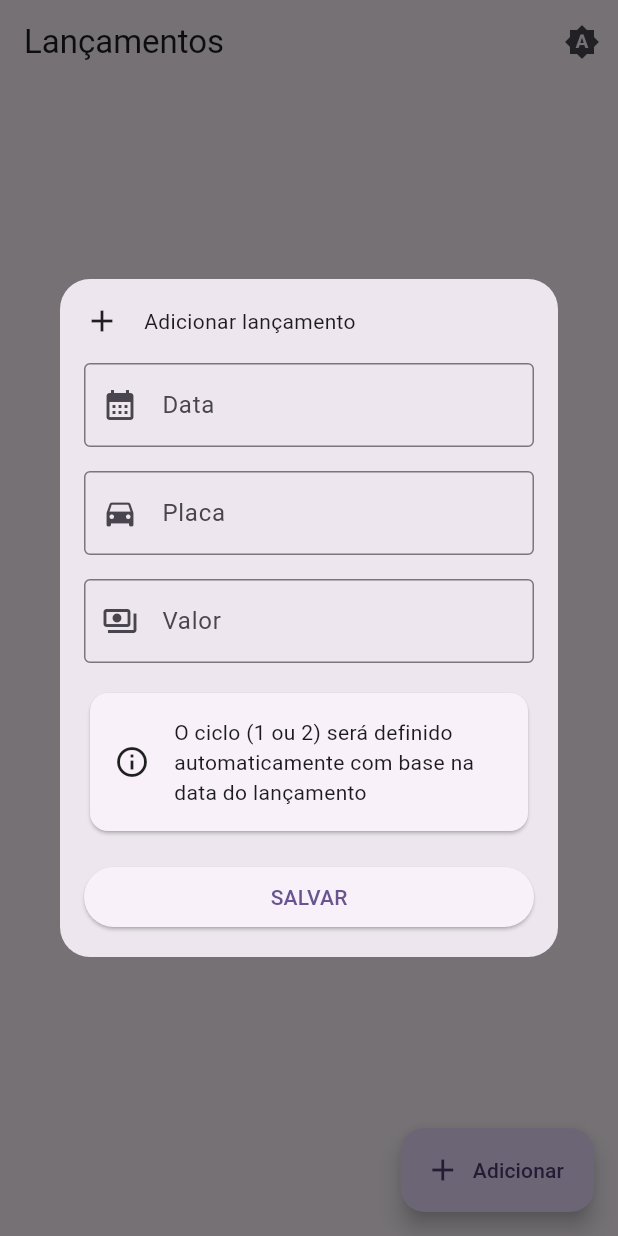
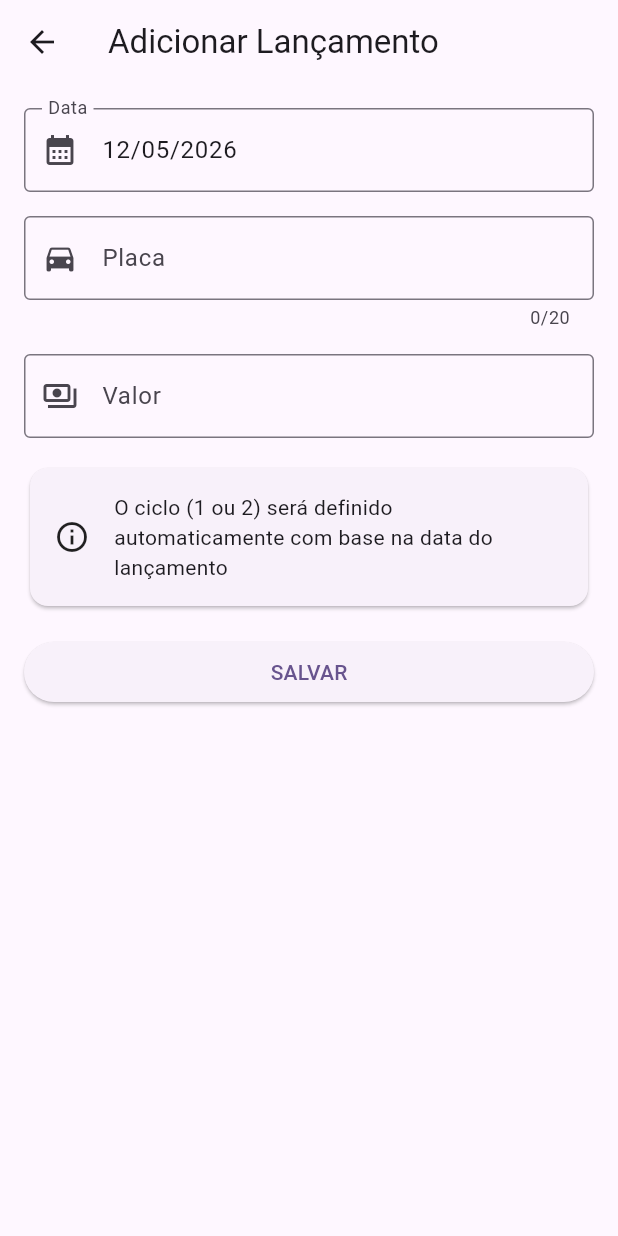
Before and after one commit to williamsaborido/julio_app, a Flutter app: the screen it shows after launch, after a tap on "Adicionar", on a phone screen of 412 x 824 dp. Run offline on Flutter 3.47's test engine with Material 3 defaults, Android fonts, the phone set to English and light mode, and no system bars; our stand-ins replace sqflite; accounts and stored records are empty.

Commit message:
feat: Início implementação de registro de horas extras

```diff
--- a/3.41.7/lib/components/app_input/app_input.dart
+++ b/3.41.7/lib/components/app_input/app_input.dart
@@ -10,6 +10,7 @@ class AppInput extends StatefulWidget {
   final AppInputType type;
   final int? maxLength;
   final AppInputCasing? casing;
+  final String? initialValue;
   final String? Function(String?)? validator;
   final Function(String)? onChanged;
   const AppInput({
@@ -19,6 +20,7 @@ class AppInput extends StatefulWidget {
     required this.type,
     this.maxLength,
     this.casing = AppInputCasing.none,
+    this.initialValue,
     this.validator,
     this.onChanged,
   });
@@ -38,7 +40,12 @@ class _AppInputState extends State<AppInput> {
   @override
   void initState() {
     super.initState();
+
     _controller.addListener(_onChangedHandler);
+
+    if (widget.initialValue != null) {
+      _controller.text = widget.initialValue!;
+    }
   }
 
   @override
--- a/3.41.7/lib/core/base_state.dart
+++ b/3.41.7/lib/core/base_state.dart
@@ -29,12 +29,12 @@ abstract class BaseState<T extends StatefulWidget> extends State<T> {
   }
 
   /// Navega para uma nova tela (adiciona widget da rota no topo da pilha de navegação) e retorna um objeto result
-  Future<Object?> navigateToAndReturn(String route, {Object? args}) {
+  Future<V?> navigateToAndReturn<V>(String route, {Object? args}) {
     if (mounted) {
-      return Navigator.of(context).pushNamed(route, arguments: args);
+      return Navigator.of(context).pushNamed<V>(route, arguments: args);
     }
 
-    return Future.value();
+    return Future.value(null);
   }
 
   /// "Navega de volta", removendo a rota, ou widget atual, da pilha de navegação,
--- a/3.41.7/lib/main.dart
+++ b/3.41.7/lib/main.dart
@@ -1,6 +1,8 @@
 import 'package:flutter/material.dart';
 import 'package:julio_app/core/system_theme.dart';
+import 'package:julio_app/models/lancamento.dart';
 import 'package:julio_app/services/database.dart';
+import 'package:julio_app/view/crud/lancamento_crud.dart';
 import 'package:julio_app/view/home/home_view.dart';
 import 'package:provider/provider.dart';
 
@@ -28,8 +30,12 @@ class MyApp extends StatelessWidget {
               colorScheme: ColorScheme.fromSeed(seedColor: Colors.deepPurple, brightness: Brightness.dark),
             ),
             initialRoute: '/home',
-            routes: {
-              '/home': (context) => const HomeView(),
+            onGenerateInitialRoutes: (initialRoute) => [
+              MaterialPageRoute(builder: (context) => const HomeView()),
+            ],
+            onGenerateRoute: (settings) => switch (settings.name) {
+              '/lancamento/crud' => MaterialPageRoute<Lancamento?>(builder: (context) => const LancamentoCrud(), settings: settings),
+              _ => null,
             },
           );
         }
--- a/3.41.7/lib/models/lancamento.dart
+++ b/3.41.7/lib/models/lancamento.dart
@@ -1,6 +1,7 @@
 // ignore_for_file: public_member_api_docs, sort_constructors_first
 import 'dart:convert';
 
+import 'package:flutter/material.dart' hide Table;
 import 'package:julio_app/enums/lancamento_ciclo.dart';
 import 'package:julio_app/models/table.dart';
 
@@ -9,6 +10,9 @@ final class Lancamento extends Table {
   final LancamentoCiclo ciclo;
   final double valor;
   final String? placa;
+  final double? valorHoraExtra;
+  final TimeOfDay? horaInicial;
+  final TimeOfDay? horaFinal;
 
   Lancamento({
     required super.id,
@@ -16,6 +20,9 @@ final class Lancamento extends Table {
     required this.ciclo,
     required this.valor,
     this.placa,
+    this.valorHoraExtra,
+    this.horaInicial,
+    this.horaFinal,
   });
 
   @override
@@ -26,6 +33,12 @@ final class Lancamento extends Table {
       'ciclo': ciclo.value,
       'valor': (valor * 100).round(), // Armazena em centavos (int)
       'placa': placa,
+      'valorHoraExtra':
+          valorHoraExtra != null ? (valorHoraExtra! * 100).round() : null,
+      'horaInicial':
+          horaInicial != null ? (horaInicial!.hour * 60 + horaInicial!.minute) : null,
+      'horaFinal':
+          horaFinal != null ? (horaFinal!.hour * 60 + horaFinal!.minute) : null,
     };
   }
 
@@ -36,6 +49,21 @@ final class Lancamento extends Table {
       ciclo: LancamentoCiclo.fromValue(map['ciclo'] as int),
       valor: (map['valor'] as int) / 100.0, // Converte de centavos para double
       placa: map['placa'] != null ? map['placa'] as String : null,
+      valorHoraExtra: map['valorHoraExtra'] != null
+          ? (map['valorHoraExtra'] as int) / 100.0
+          : null,
+      horaInicial: map['horaInicial'] != null
+          ? TimeOfDay(
+              hour: (map['horaInicial'] as int) ~/ 60,
+              minute: (map['horaInicial'] as int) % 60,
+            )
+          : null,
+      horaFinal: map['horaFinal'] != null
+          ? TimeOfDay(
+              hour: (map['horaFinal'] as int) ~/ 60,
+              minute: (map['horaFinal'] as int) % 60,
+            )
+          : null,
     );
   }
 
@@ -50,6 +78,9 @@ final class Lancamento extends Table {
     LancamentoCiclo? ciclo,
     double? valor,
     String? placa,
+    double? valorHoraExtra,
+    TimeOfDay? horaInicial,
+    TimeOfDay? horaFinal,
   }) {
     return Lancamento(
       id: id ?? this.id,
@@ -57,6 +88,17 @@ final class Lancamento extends Table {
       ciclo: ciclo ?? this.ciclo,
       valor: valor ?? this.valor,
       placa: placa ?? this.placa,
+      valorHoraExtra: valorHoraExtra ?? this.valorHoraExtra,
+      horaInicial: horaInicial ?? this.horaInicial,
+      horaFinal: horaFinal ?? this.horaFinal,
     );
   }
+
+  /// Calcula a diferença em minutos entre hora inicial e final (mesmo dia).
+  int get minutosExtra {
+    if (horaInicial == null || horaFinal == null) return 0;
+    final inicio = horaInicial!.hour * 60 + horaInicial!.minute;
+    final fim = horaFinal!.hour * 60 + horaFinal!.minute;
+    return (fim > inicio) ? fim - inicio : 0;
+  }
 }
--- a/3.41.7/lib/services/database.dart
+++ b/3.41.7/lib/services/database.dart
@@ -21,7 +21,7 @@ class Database {
 
     return await sqflite.openDatabase(
       path,
-      version: 1, // Increment this when changing the schema
+      version: 2, // Increment this when changing the schema
       onCreate: _onCreate,
       onUpgrade: _onUpgrade,
     );
@@ -29,14 +29,17 @@ class Database {
 
   /// Initial database creation
   Future<void> _onCreate(sqflite.Database db, int version) async {
-    // Version 1 Schema
+    // Version 2 Schema (Includes fields from version 1)
     await db.execute('''
       CREATE TABLE lancamento (
         id INTEGER PRIMARY KEY AUTOINCREMENT,
         data INTEGER NOT NULL,
         ciclo INTEGER NOT NULL,
         valor INTEGER NOT NULL,
-        placa TEXT CHECK(length(placa) <= 20)
+        placa TEXT CHECK(length(placa) <= 20),
+        valorHoraExtra INTEGER,
+        horaInicial INTEGER,
+        horaFinal INTEGER
       )
     ''');
   }
@@ -51,10 +54,11 @@ class Database {
   /// Run specific migration logic for a given version
   Future<void> _runMigration(sqflite.Database db, int version) async {
     switch (version) {
-      // Example migration for version 2:
-      // case 2:
-      //   await db.execute('ALTER TABLE lancamento ADD COLUMN observacao TEXT');
-      //   break;
+      case 2:
+        await db.execute('ALTER TABLE lancamento ADD COLUMN valorHoraExtra INTEGER');
+        await db.execute('ALTER TABLE lancamento ADD COLUMN horaInicial INTEGER');
+        await db.execute('ALTER TABLE lancamento ADD COLUMN horaFinal INTEGER');
+        break;
     }
   }
 
--- /dev/null
+++ b/3.41.7/lib/view/crud/lancamento_crud.dart
@@ -0,0 +1,164 @@
+import 'package:flutter/material.dart';
+import 'package:julio_app/components/app_input/app_input.dart';
+import 'package:julio_app/core/base_state.dart';
+import 'package:julio_app/core/extensions.dart';
+import 'package:julio_app/enums/app_input_casing.dart';
+import 'package:julio_app/enums/app_input_type.dart';
+import 'package:julio_app/enums/lancamento_ciclo.dart';
+import 'package:julio_app/models/lancamento.dart';
+import 'package:julio_app/services/lancamento_repository.dart';
+import 'package:provider/provider.dart';
+
+class LancamentoCrud extends StatefulWidget {
+  const LancamentoCrud({super.key});
+
+  @override
+  State<LancamentoCrud> createState() => _LancamentoCrudState();
+}
+
+class _LancamentoCrudState extends BaseState<LancamentoCrud> {
+  final formKey = GlobalKey<FormState>();
+  late final LancamentoRepository repository;
+
+  DateTime selectedDate = DateTime.now();
+  String placa = '';
+  double valor = 0.0;
+  int ciclo = 1;
+  int id = 0;
+
+  @override
+  void initState() {
+    repository = LancamentoRepository(context.read());
+    super.initState();
+  }
+
+  @override
+  void onInit() {
+    if (ModalRoute.of(context)?.settings.arguments != null) {
+      final Lancamento data =
+          ModalRoute.of(context)!.settings.arguments as Lancamento;
+
+      setState(() {
+        selectedDate = data.data;
+        placa = data.placa ?? '';
+        valor = data.valor;
+        ciclo = data.ciclo.value;
+        id = data.id;
+      });
+    }
+  }
+
+  @override
+  Widget build(BuildContext context) {
+    return Scaffold(
+      appBar: AppBar(
+        title: Text(id == 0 ? 'Adicionar Lançamento' : 'Editar Lançamento'),
+      ),
+      body: Padding(
+        padding: const EdgeInsets.all(16.0),
+        child: Form(
+          key: formKey,
+          child: SingleChildScrollView(
+            child: Column(
+              crossAxisAlignment: CrossAxisAlignment.start,
+              mainAxisSize: MainAxisSize.min,
+              spacing: 16.0,
+              children: [
+                AppInput(
+                  label: 'Data',
+                  icon: Icons.calendar_month,
+                  type: AppInputType.date,
+                  initialValue: selectedDate.toBrString(),
+                  onChanged: (value) {
+                    selectedDate = value.toDate() ?? DateTime.now();
+                  },
+                  validator: (value) {
+                    if (value == null || !value.isDate()) {
+                      return 'Data inválida';
+                    }
+                    return null;
+                  },
+                ),
+                AppInput(
+                  label: 'Placa',
+                  icon: Icons.directions_car,
+                  maxLength: 20,
+                  type: AppInputType.text,
+                  initialValue: placa,
+                  casing: AppInputCasing.uppercase,
+                  onChanged: (value) {
+                    placa = value;
+                  },
+                  validator: (value) {
+                    if (value == null || value.trim().isEmpty) {
+                      return 'Placa é obrigatória';
+                    }
+                    return null;
+                  },
+                ),
+                AppInput(
+                  label: 'Valor',
+                  icon: Icons.payments_outlined,
+                  type: AppInputType.currency,
+                  initialValue: valor != 0.0 ? valor.toBrCurrency() : null,
+                  onChanged: (value) {
+                    valor = value.toCurrency() ?? 0.0;
+                  },
+                  validator: (value) {
+                    if (value == null ||
+                        value.toCurrency() == null ||
+                        value.toCurrency() == 0.0) {
+                      return 'Valor inválido';
+                    }
+                    return null;
+                  },
+                ),
+                Card(
+                  child: Padding(
+                    padding: const EdgeInsets.all(16.0),
+                    child: Row(
+                      spacing: 16.0,
+                      children: [
+                        Icon(Icons.info_outline),
+                        Expanded(
+                          child: Text(
+                            'O ciclo (1 ou 2) será definido automaticamente com base na data do lançamento',
+                          ),
+                        ),
+                      ],
+                    ),
+                  ),
+                ),
+                Row(
+                  children: [
+                    Expanded(
+                      child: ElevatedButton(
+                        onPressed: () async {
+                          if (formKey.currentState?.validate() ?? false) {
+                            if (context.mounted) {
+                              Navigator.pop(
+                                context,
+                                Lancamento(
+                                  id: id,
+                                  data: selectedDate,
+                                  placa: placa,
+                                  valor: valor,
+                                  ciclo: LancamentoCiclo.fromDate(selectedDate),
+                                ),
+                              );
+                            }
+                          }
+                        },
+                        child: Text('SALVAR'),
+                      ),
+                    ),
+                  ],
+                ),
+              ],
+            ),
+          ),
+        ),
+      ),
+    );
+  }
+}
--- a/3.41.7/lib/view/dialog/lancamento_crud.dart
+++ /dev/null
@@ -1,141 +0,0 @@
-import 'package:flutter/material.dart';
-import 'package:julio_app/components/app_input/app_input.dart';
-import 'package:julio_app/core/extensions.dart';
-import 'package:julio_app/enums/app_input_casing.dart';
-import 'package:julio_app/enums/app_input_type.dart';
-import 'package:julio_app/enums/lancamento_ciclo.dart';
-import 'package:julio_app/models/lancamento.dart';
-
-class LancamentoCrud extends StatefulWidget {
-  const LancamentoCrud({super.key});
-
-  @override
-  State<LancamentoCrud> createState() => _LancamentoCrudState();
-}
-
-class _LancamentoCrudState extends State<LancamentoCrud> {
-  final formKey = GlobalKey<FormState>();
-
-  DateTime selectedDate = DateTime.now();
-  String placa = '';
-  double valor = 0.0;
-  int ciclo = 1;
-
-  @override
-  void initState() {
-    super.initState();
-  }
-
-  @override
-  void dispose() {
-    formKey.currentState?.dispose();
-    super.dispose();
-  }
-
-  @override
-  Widget build(BuildContext context) {
-    return Padding(
-      padding: const EdgeInsets.all(16.0),
-      child: Form(
-        key: formKey,
-        child: SingleChildScrollView(
-          child: Column(
-            crossAxisAlignment: CrossAxisAlignment.start,
-            mainAxisSize: MainAxisSize.min,
-            spacing: 16.0,
-            children: [
-              Row(
-                mainAxisAlignment: MainAxisAlignment.start,
-                spacing: 16.0,
-                children: [Icon(Icons.add), Text('Adicionar lançamento')],
-              ),
-              AppInput(
-                label: 'Data',
-                icon: Icons.calendar_month,
-                type: AppInputType.date,
-                onChanged: (value) {
-                  selectedDate = value.toDate() ?? DateTime.now();
-                },
-                validator: (value){
-                  if (value == null || !value.isDate()){
-                    return 'Data inválida';
-                  }
-                  return null;
-                },
-              ),
-              AppInput(
-                label: 'Placa',
-                icon: Icons.directions_car,
-                type: AppInputType.text,
-                casing: AppInputCasing.uppercase,
-                onChanged: (value) {
-                  placa = value;
-                },
-                validator: (value){
-                  if (value == null || value.trim().isEmpty){
-                    return 'Placa é obrigatória';
-                  }
-                  return null;
-                },
-              ),
-              AppInput(
-                label: 'Valor',
-                icon: Icons.payments_outlined,
-                type: AppInputType.currency,
-                onChanged: (value) {
-                  valor = value.toCurrency() ?? 0.0;
-                },
-                validator: (value){
-                  if (value == null || value.toCurrency() == null || value.toCurrency() == 0.0){
-                    return 'Valor inválido';
-                  }
-                  return null;
-                },
-              ),
-              Card(
-                child: Padding(
-                  padding: const EdgeInsets.all(16.0),
-                  child: Row(
-                    spacing: 16.0,
-                    children: [
-                      Icon(Icons.info_outline),
-                      Expanded(
-                        child: Text(
-                          'O ciclo (1 ou 2) será definido automaticamente com base na data do lançamento',
-                        ),
-                      ),
-                    ],
-                  ),
-                ),
-              ),
-              Row(
-                children: [
-                  Expanded(
-                    child: ElevatedButton(
-                      onPressed: () async {
-                        if (formKey.currentState?.validate() ?? false) {
-                          if (context.mounted) {
-                            Navigator.pop(context, Lancamento(
-                              id: 0,
-                              data: selectedDate,
-                              placa: placa,
-                              valor: valor,
-                              ciclo: LancamentoCiclo.fromDate(selectedDate),
-                            ));
-                          }
-                        }
-                      },
-                      child: Text('SALVAR'),
-                    ),
-                  ),
-                ],
-              ),
-            ],
-          ),
-        ),
-      ),
-    );
-  }
-
-
-}
--- a/3.41.7/lib/view/home/home_view.dart
+++ b/3.41.7/lib/view/home/home_view.dart
@@ -3,9 +3,9 @@ import 'package:intl/intl.dart';
 import 'package:julio_app/components/app_card/app_card_alt.dart';
 import 'package:julio_app/core/base_state.dart';
 import 'package:julio_app/core/system_theme.dart';
+import 'package:julio_app/models/lancamento.dart';
 import 'package:julio_app/services/lancamento_repository.dart';
 import 'package:julio_app/view/controller.dart';
-import 'package:julio_app/view/dialog/lancamento_crud.dart';
 import 'package:provider/provider.dart';
 
 class HomeView extends StatefulWidget {
@@ -66,13 +66,18 @@ class _HomeViewState extends BaseState<HomeView> {
               child: ListenableBuilder(
                 listenable: controller,
                 builder: (context, _) {
-
                   if (controller.state == ControllerState.loading) {
                     return const Center(child: CircularProgressIndicator());
                   }
 
                   if (controller.list.isEmpty) {
-                    return const Center(child: Text('Nenhum lançamento encontrado.\nAdicione um novo lançamento para começar.', textAlign: TextAlign.center, style: TextStyle(fontSize: 16)));
+                    return const Center(
+                      child: Text(
+                        'Nenhum lançamento encontrado.\nAdicione um novo lançamento para começar.',
+                        textAlign: TextAlign.center,
+                        style: TextStyle(fontSize: 16),
+                      ),
+                    );
                   }
 
                   return ListView(
@@ -88,6 +93,14 @@ class _HomeViewState extends BaseState<HomeView> {
                         ),
                         cicloLabel: controller.list[index].ciclo.label,
                         cicloColor: controller.list[index].ciclo.color,
+                        onTap: () async {
+                          controller.update(
+                            await navigateToAndReturn<Lancamento?>(
+                              '/lancamento/crud',
+                              args: controller.list[index],
+                            ),
+                          );
+                        },
                         onDelete: () async {
                           if (await confirm(
                             'Deseja excluir este lançamento?',
@@ -106,7 +119,12 @@ class _HomeViewState extends BaseState<HomeView> {
       ),
       floatingActionButton: FloatingActionButton.extended(
         onPressed: () async {
-          controller.create(await showModal(const LancamentoCrud()));
+          controller.create(
+            await navigateToAndReturn<Lancamento?>(
+              '/lancamento/crud',
+              args: null,
+            ),
+          );
         },
         icon: const Icon(Icons.add),
         label: const Text('Adicionar'),
```
Also changed, not shown: 3.41.7/lib/components/app_card/app_card_alt.dart (+8 -2 lines), 3.41.7/lib/view/controller.dart (+10 -16 lines), 3 other files.
